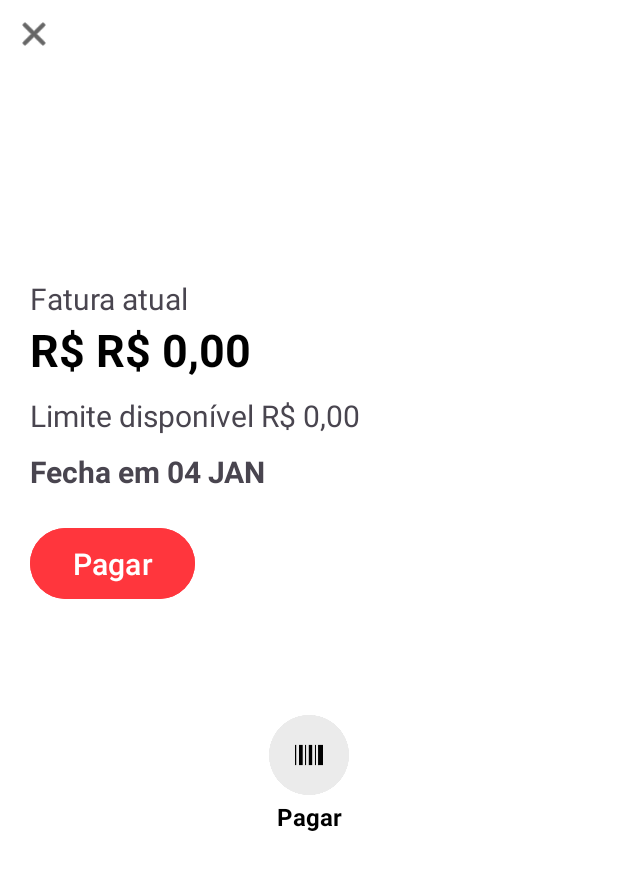
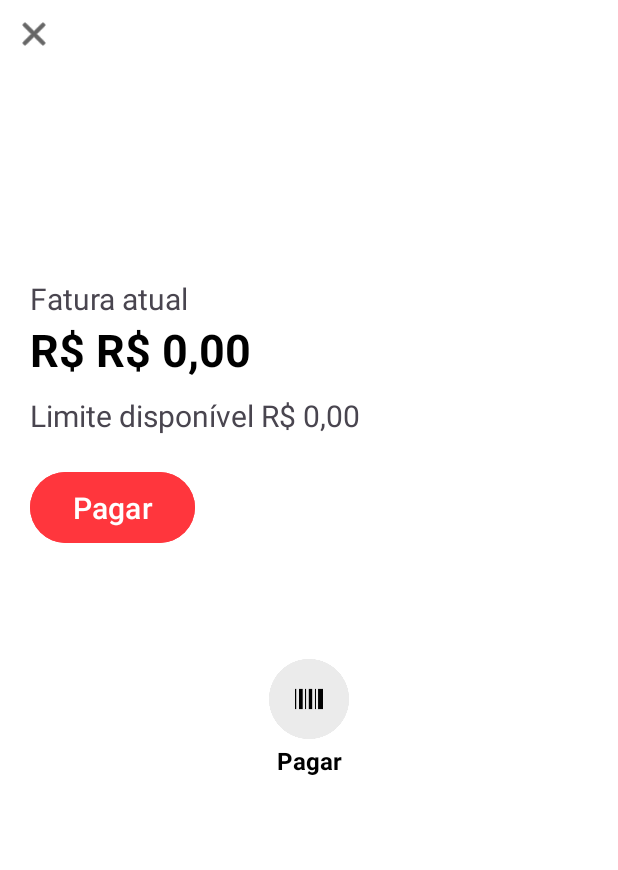
Before and after one commit to lucasferreira09/App-NuBanco-Android, an Android app: the ActivityFaturaCartao screen opened directly, with no data from a screen before it, on a phone screen of 412 x 824 dp. Shown: the top 870 px of the screen. Run offline under Robolectric (Android 15) with nearby library versions, the phone set to English and light mode, and no system bars.

Commit message:
Update Nu

```diff
--- a/app/src/main/res/layout/activity_fatura_cartao.xml
+++ b/app/src/main/res/layout/activity_fatura_cartao.xml
@@ -63,13 +63,7 @@
             android:layout_marginTop="10dp"
             android:text="Limite disponível R$ 0,00"
             android:textSize="20dp"/>
-        <TextView
-            android:layout_width="match_parent"
-            android:layout_height="wrap_content"
-            android:layout_marginTop="10dp"
-            android:text="Fecha em 04 JAN"
-            android:textStyle="bold"
-            android:textSize="20dp"/>
+
     </LinearLayout>
 
     <Button
```
